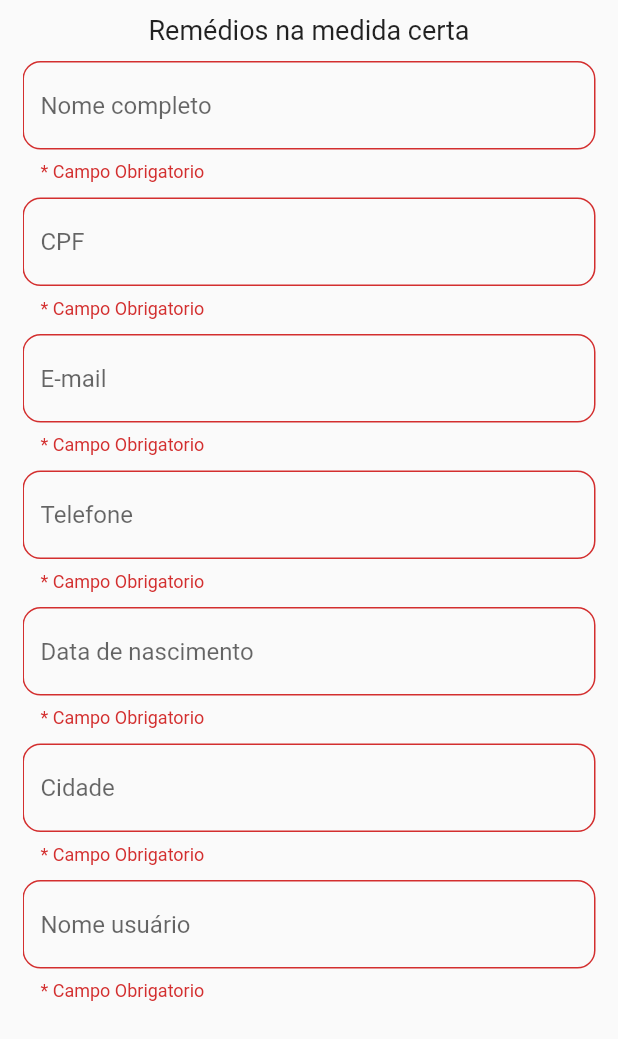
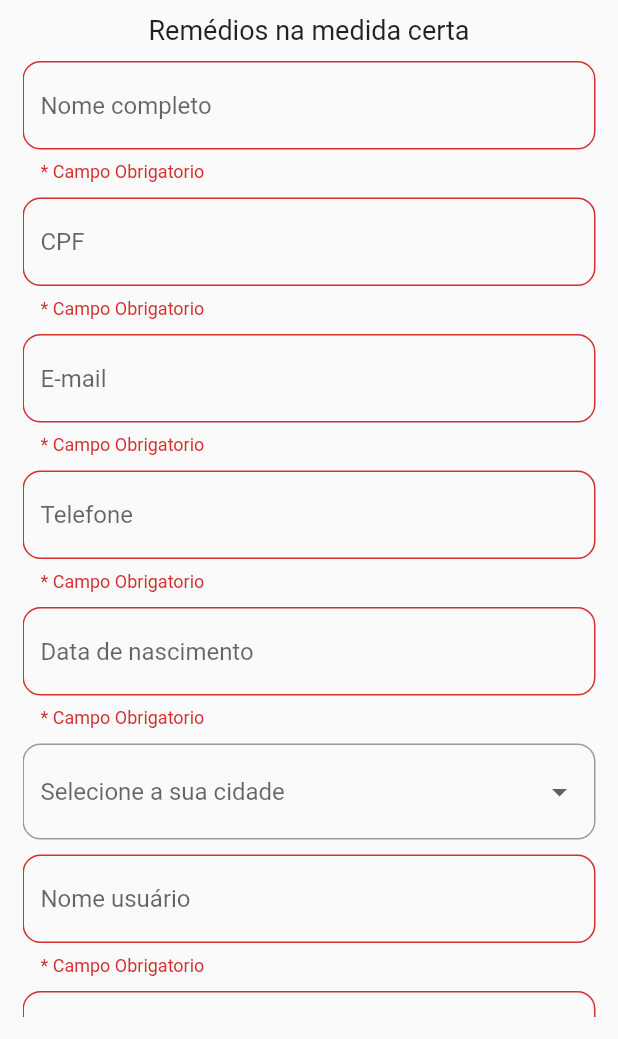
Before and after one commit to luiz-alencar/med-facil, a Flutter app: the CadastroUsuarioPage screen opened directly, after a tap on "Salvar", on a phone screen of 412 x 824 dp, the part 197-1236 px from its top. Run offline on Flutter 3.47's test engine with Material 2 defaults, Android fonts, the light colour scheme and no system bars; our stand-ins replace brasil_fields, parse_server_sdk_flutter; missing offline and left inert: non_uniform_border.

```diff
--- a/med-facil mobile/med_facil/lib/view/pages/cadastro_usuario.dart
+++ b/med-facil mobile/med_facil/lib/view/pages/cadastro_usuario.dart
@@ -17,15 +17,18 @@ class CadastroUsuarioPage extends StatefulWidget {
 }
 
 class _CadastroUsuarioPageState extends State<CadastroUsuarioPage> {
+  List lista = ["Ceres", "Itapaci", "Rialma"];
+
   final _formkey = GlobalKey<FormState>();
   final controllerUsername = TextEditingController();
   final controllerCPF = TextEditingController();
   final controllerEmail = TextEditingController();
   final controllerTelefone = TextEditingController();
   final controllerDataNascimento = TextEditingController();
-  final controllerEndereco = TextEditingController();
   final controllerLogin = TextEditingController();
   final controllerPassword = TextEditingController();
+
+  late String _cidade;
 
   @override
   Widget build(BuildContext context) {
@@ -103,12 +106,23 @@ class _CadastroUsuarioPageState extends State<CadastroUsuarioPage> {
                                 ],
                                 keyboardType: TextInputType.text),
                             const SizedBox(height: 10),
-                            TextFieldComponente(
-                                hintText: 'Cidade',
-                                obscureText: false,
-                                controller: controllerEndereco,
-                                validator: (value) => validate(value),
-                                keyboardType: TextInputType.text),
+                            DropdownButtonFormField(
+                              decoration: const InputDecoration(
+                                border: OutlineInputBorder(
+                                    borderRadius:
+                                        BorderRadius.all(Radius.circular(12))),
+                              ),
+                              hint: const Text("Selecione a sua cidade"),
+                              onChanged: (newValue) {
+                                setState(() {
+                                  _cidade = newValue as String;
+                                });
+                              },
+                              items: lista.map((valueItem) {
+                                return DropdownMenuItem(
+                                    value: valueItem, child: Text(valueItem));
+                              }).toList(),
+                            ),
                             const SizedBox(height: 10),
                             TextFieldComponente(
                                 hintText: 'Nome usuário',
@@ -187,7 +201,6 @@ class _CadastroUsuarioPageState extends State<CadastroUsuarioPage> {
     final email = controllerEmail.text.trim();
     final telefone = controllerTelefone.text.trim();
     final dataNascimento = controllerDataNascimento.text.trim();
-    final endereco = controllerEndereco.text.trim();
     final login = controllerLogin.text.trim();
     final password = controllerPassword.text.trim();
 
@@ -200,7 +213,7 @@ class _CadastroUsuarioPageState extends State<CadastroUsuarioPage> {
     user.set<String>("cpf", cpf);
     user.set<String>("telefone", telefone);
     user.set<DateTime>("dataNascimento", data);
-    user.set<String>("endereco", endereco);
+    user.set<String>("endereco", _cidade);
     user.set<String>("login", login);
 
     var response = await user.signUp();
```
Also changed, not shown: med-facil mobile/med_facil/lib/view/pages/requisicao_medicamentos.dart (+34 -10 lines).
